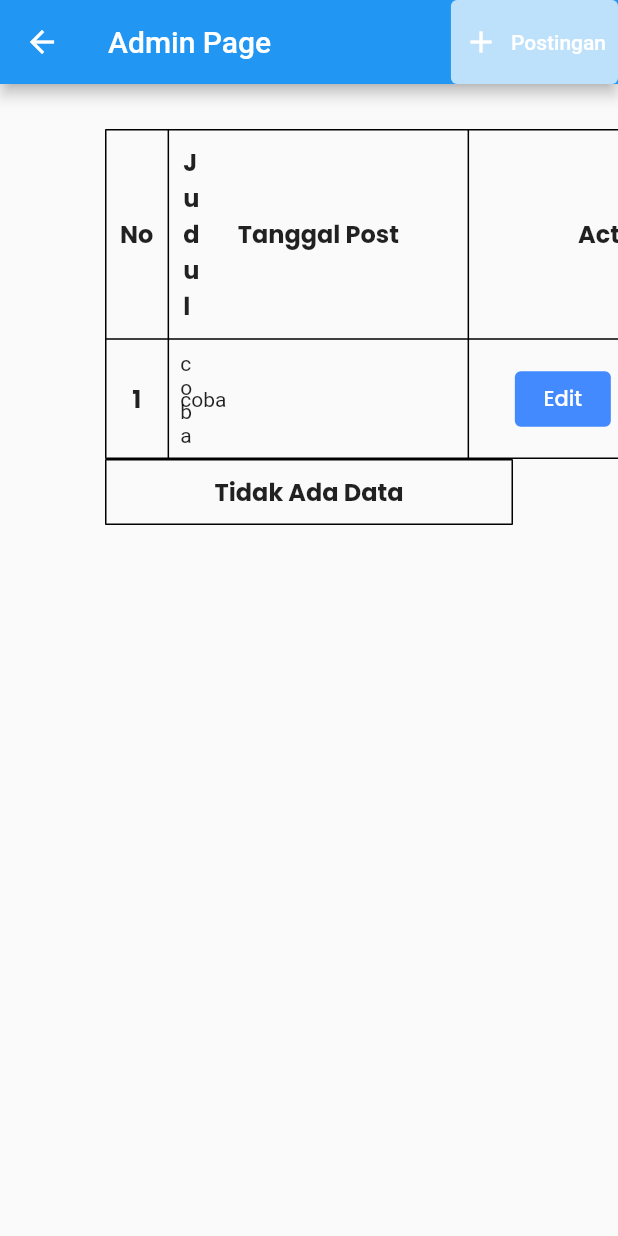
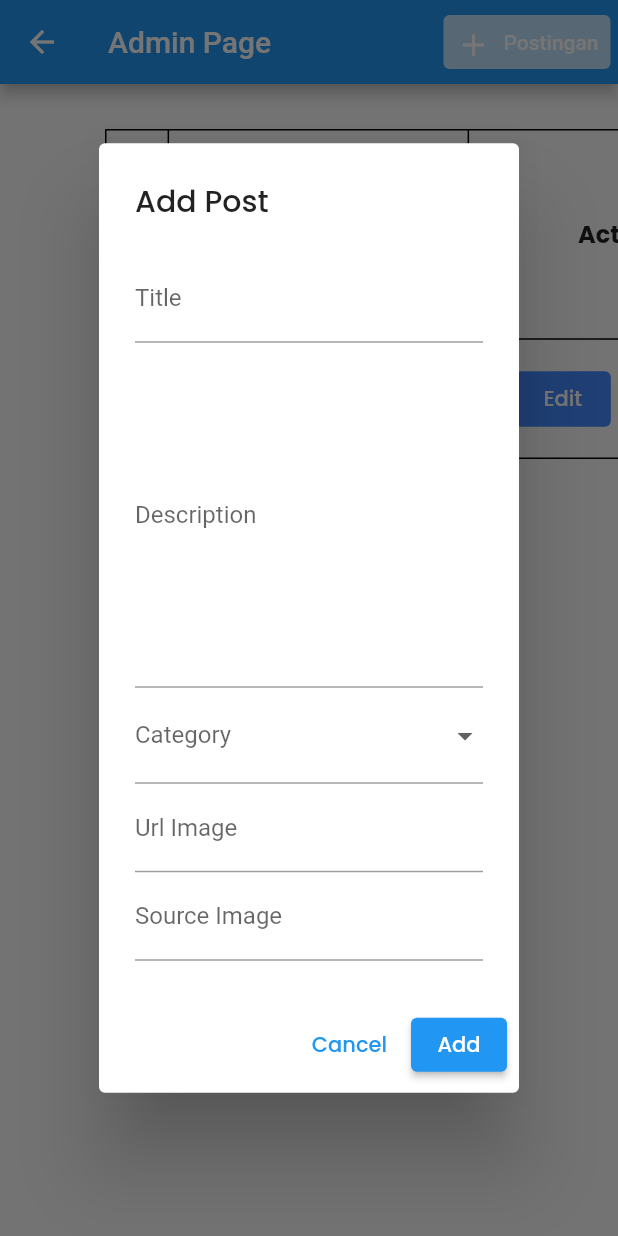
Before and after one commit to fadli23alamsyah/sengkaki-flutter-web, a Flutter app: the PostPage screen opened by its route, after a tap on "Postingan", on a phone screen of 412 x 824 dp. Run offline on Flutter 3.47's test engine with Material 2 defaults, Android fonts, the phone set to English and light mode, and no system bars; our stand-ins replace flutter_svg, get, google_fonts, url_strategy; network calls fail.

Commit message:
update admin and add source image in model

```diff
--- a/lib/view/pages/base_page.dart
+++ b/lib/view/pages/base_page.dart
@@ -1,5 +1,4 @@
 import 'package:flutter/material.dart';
-import 'package:google_fonts/google_fonts.dart';
 
 import '../../constant.dart';
 import '../../responsive.dart';
--- a/lib/view/pages/post_page.dart
+++ b/lib/view/pages/post_page.dart
@@ -1,6 +1,8 @@
 import 'package:flutter/material.dart';
 import 'package:get/get.dart';
 import 'package:google_fonts/google_fonts.dart';
+
+import '../../utils/text_utils.dart';
 
 class PostPage extends StatefulWidget {
   const PostPage({ Key? key }) : super(key: key);
@@ -16,13 +18,18 @@ class _PostPageState extends State<PostPage> {
       appBar: AppBar(
         title: const Text('Admin Page'),
         actions: [
-          TextButton.icon(
-            onPressed: (){},
-            style: ButtonStyle(
-              backgroundColor: MaterialStateProperty.all(Colors.white70),
+          Padding(
+            padding: const EdgeInsets.symmetric(horizontal: 5, vertical: 10),
+            child: TextButton.icon(
+              onPressed: (){
+                Get.dialog(const FormDialogTable(), barrierDismissible: false);
+              },
+              style: ButtonStyle(
+                backgroundColor: MaterialStateProperty.all(Colors.white70),
+              ),
+              icon: const Icon(Icons.add, color: Colors.white,),
+              label: const Text('Postingan', style: TextStyle(color: Colors.white),),
             ),
-            icon: const Icon(Icons.add, color: Colors.white,),
-            label: const Text('Postingan', style: TextStyle(color: Colors.white),),
           ),
         ],
       ),
@@ -53,9 +60,9 @@ class _PostPageState extends State<PostPage> {
                   // Field Data
                   TableRow(
                     children: [
-                      TextHeader(title: '1'),
-                      TextData(value: 'coba'),
-                      TextData(value: 'coba'),
+                      const TextHeader(title: '1'),
+                      const TextData(value: 'coba'),
+                      const TextData(value: 'coba'),
                       Row(
                         mainAxisAlignment: MainAxisAlignment.center,
                         children: [
@@ -116,13 +123,35 @@ class FormDialogTable extends StatefulWidget{
 }
 
 class _FormDialogTableState extends State<FormDialogTable>{
+  final List<String> categoryName = ['budaya', 'lingkungan'];
+
   final _formKey = GlobalKey<FormState>();
+  final title = TextEditingController();
+  final description = TextEditingController();
+  String? category;
+  final urlImg = TextEditingController();
+  final sourceImg = TextEditingController();
+
+  @override
+  void initState() {
+    super.initState();
+  }
+
+  @override
+  void dispose() {
+    super.dispose();
+    _formKey.currentState!.dispose();
+    title.dispose();
+    description.dispose();
+    urlImg.dispose();
+    sourceImg.dispose();
+  }
 
   @override
   Widget build(BuildContext context) {
     return AlertDialog(
       title: Text(
-        (widget.id != null)? 'Update Post' : 'Tambah Post',
+        (widget.id != null)? 'Update Post' : 'Add Post',
         style: GoogleFonts.poppins(),
       ),
       content: Container(
@@ -135,15 +164,51 @@ class _FormDialogTableState extends State<FormDialogTable>{
             child: Column(
               children: [
                 TextFormField(
-                  decoration: InputDecoration(
-                    label: Text('Title', style: GoogleFonts.poppins()),
+                  decoration: const InputDecoration(
+                    label: Text('Title',),
                   ),
+                  validator: (val){
+                    return (val == null || val.isEmpty) ? 'Cannot be empty' :  null ;
+                  },
                 ),
                 TextFormField(
                   maxLines: 10,
-                  decoration: InputDecoration(
+                  decoration: const InputDecoration(
                     label: Text('Description'),
                   ),
+                  validator: (val){
+                    return (val == null || val.isEmpty) ? 'Cannot be empty' :  null ;
+                  },
+                ),
+                DropdownButtonFormField(
+                  decoration: const InputDecoration(
+                    label: Text('Category'),
+                  ),
+                  items: categoryName.map((ca) => DropdownMenuItem(child: Text(ca.ucWords()), value: ca,)).toList(),
+                  value: category,
+                  onChanged: (val){
+                    category = val.toString();
+                    print(category);
+                  },
+                  validator: (val){
+                    return (val == null) ? 'Cannot be empty' :  null ;
+                  },
+                ),
+                TextFormField(
+                  decoration: const InputDecoration(
+                    label: Text('Url Image'),
+                  ),
+                  validator: (val){
+                    return (val == null || val.isEmpty) ? 'Cannot be empty' :  null ;
+                  },
+                ),
+                TextFormField(
+                  decoration: const InputDecoration(
+                    label: Text('Source Image'),
+                  ),
+                  validator: (val){
+                    return (val == null || val.isEmpty) ? 'Cannot be empty' :  null ;
+                  },
                 ),
               ],
             )
@@ -162,9 +227,13 @@ class _FormDialogTableState extends State<FormDialogTable>{
           ),
         ),
         ElevatedButton(
-          onPressed: (){},
+          onPressed: (){
+            if(_formKey.currentState!.validate()){
+              Get.back();
+            }
+          },
           child: Text(
-            (widget.id != null) ? 'Update' : 'Tambah',
+            (widget.id != null) ? 'Update' : 'Add',
             style: GoogleFonts.poppins(
               color: Colors.white
             ),
--- a/lib/view/widgets/nav_dialog.dart
+++ b/lib/view/widgets/nav_dialog.dart
@@ -1,10 +1,8 @@
 import 'package:flutter/material.dart';
 import 'package:get/get.dart';
 import 'package:google_fonts/google_fonts.dart';
-import 'package:web_makassar/view/widgets/navbar_item.dart';
 
 import '../../responsive.dart';
-import '../../constant.dart';
 import '../../routes.dart';
 
 class NavDialog extends StatelessWidget {
```
Also changed, not shown: lib/model/news.dart (+7 -0 lines), lib/view/pages/detail_page.dart (+6 -4 lines).
